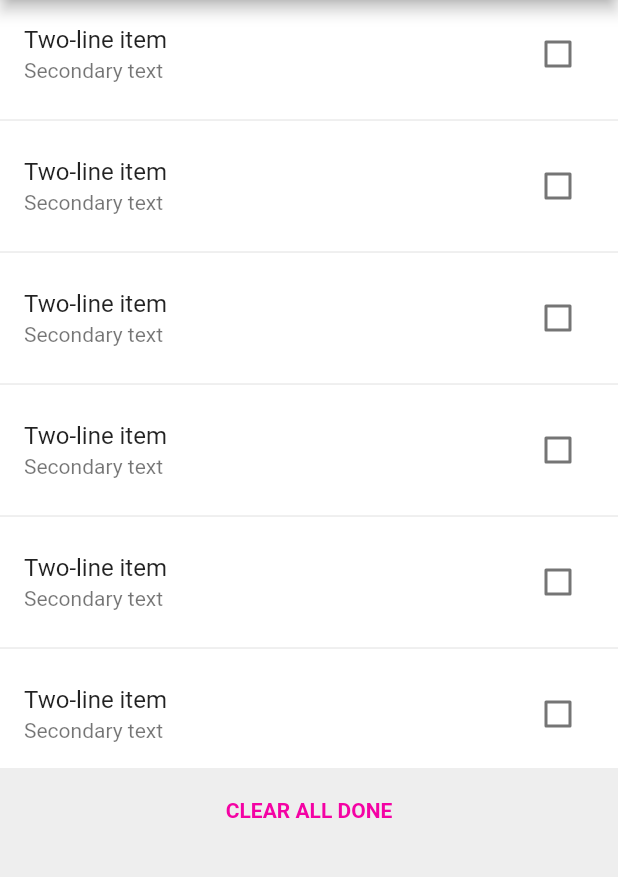
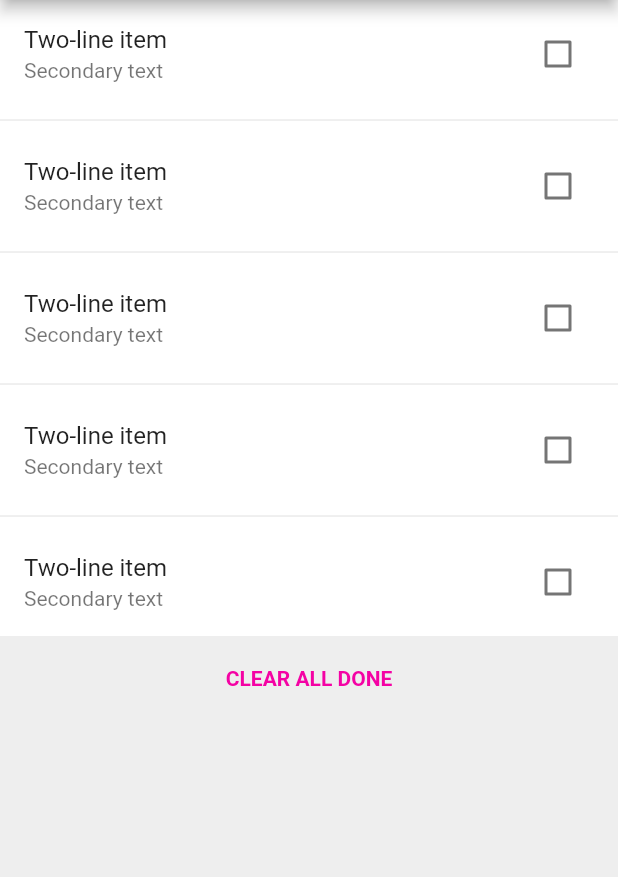
Before and after one commit to fedecor9/flutter-todo-app, a Flutter app: the screen it shows after launch, on a phone screen of 412 x 824 dp, the part 84-961 px from its top. Run offline on Flutter 3.47's test engine with Material 2 defaults, Android fonts, the phone set to English and light mode, and no system bars; our stand-ins replace freezed_annotation.

Commit message:
change class Todo to data class

```diff
--- a/lib/models/todo.dart
+++ b/lib/models/todo.dart
@@ -1,9 +1,14 @@
 import 'dart:core';
+import 'package:flutter/foundation.dart';
+import 'package:freezed_annotation/freezed_annotation.dart';
+part 'todo.freezed.dart';
 
-class Todo {
-  final String title;
-  final String description;
-  bool done = false;
+@freezed
+class Todo with _$Todo {
+  const factory Todo(
+      {required String title,
+      required String description,
+      @Default(false) bool done}) = _Todo;
 
-  Todo(this.title, this.description);
+  //factory Todo.fromJson(Map<String, Object?> json) => _$TodoFromJson(json);
 }
--- a/lib/views/list_view_page.dart
+++ b/lib/views/list_view_page.dart
@@ -11,17 +11,16 @@ class ListViewPage extends StatefulWidget {
 }
 
 class _ListViewPageState extends State<ListViewPage> {
-  final _todoList = <Todo>[
-    Todo('Two-line item', 'Secondary text'),
-    Todo('Two-line item', 'Secondary text'),
-    Todo('Two-line item', 'Secondary text'),
-    Todo('Two-line item', 'Secondary text'),
-    Todo('Two-line item', 'Secondary text'),
-    Todo('Two-line item', 'Secondary text'),
+  final _todoList = const <Todo>[
+    Todo(title: 'Two-line item', description: 'Secondary text'),
+    Todo(title: 'Two-line item', description: 'Secondary text'),
+    Todo(title: 'Two-line item', description: 'Secondary text'),
+    Todo(title: 'Two-line item', description: 'Secondary text'),
+    Todo(title: 'Two-line item', description: 'Secondary text'),
   ];
 
   void handleCheckbox(bool? newValue, int index) {
-    setState(() => {_todoList[index].done = newValue!});
+    setState(() => {_todoList[index].copyWith(done: newValue!)});
   }
 
   @override
--- a/pubspec.yaml
+++ b/pubspec.yaml
@@ -34,6 +34,7 @@ dependencies:
   # The following adds the Cupertino Icons font to your application.
   # Use with the CupertinoIcons class for iOS style icons.
   cupertino_icons: ^1.0.2
+  freezed_annotation: ^2.0.3
 
 dev_dependencies:
   flutter_test:
@@ -45,6 +46,8 @@ dev_dependencies:
   # package. See that file for information about deactivating specific lint
   # rules and activating additional ones.
   flutter_lints: ^2.0.0
+  build_runner: ^2.1.11
+  freezed: ^2.0.3+1
 
 # For information on the generic Dart part of this file, see the
 # following page: https://dart.dev/tools/pub/pubspec
```
Also changed, not shown: lib/models/todo.freezed.dart (added), pubspec.lock.
